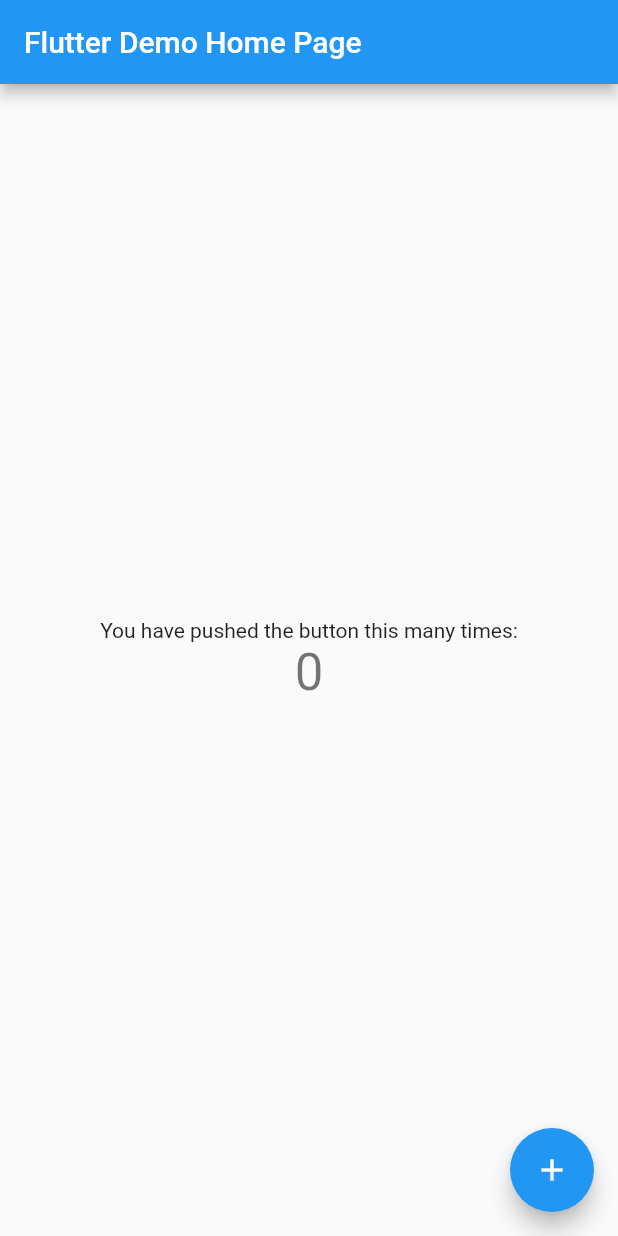
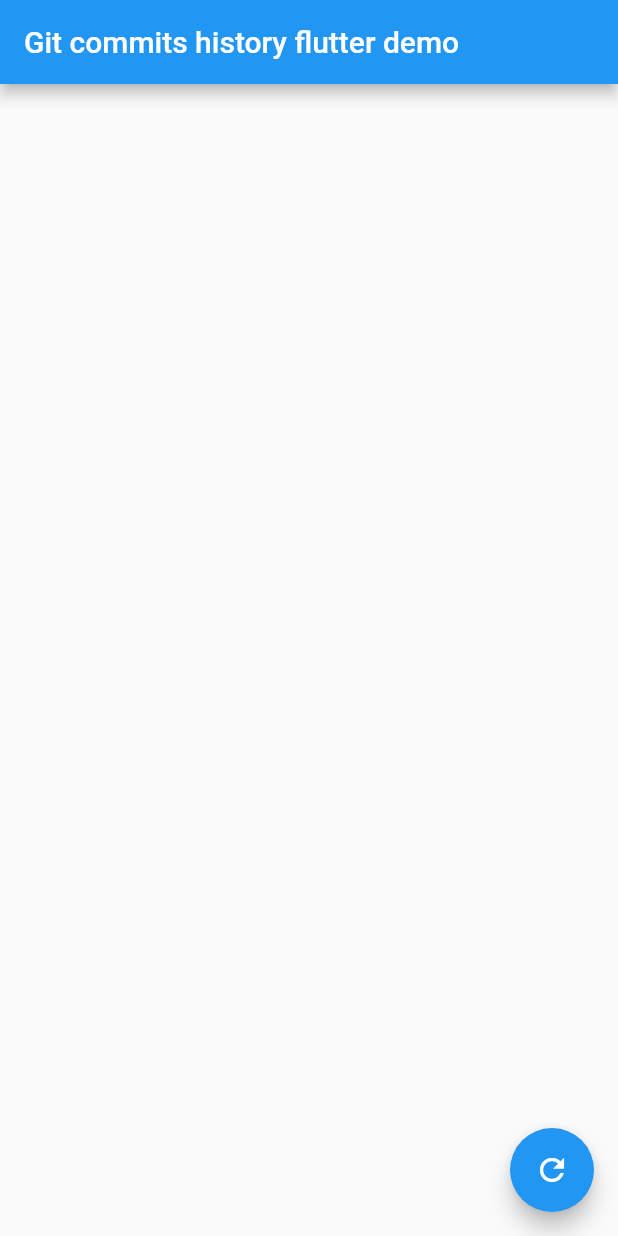
Before and after one commit to paraswattschicmic/GitCommits, a Flutter app: the screen it shows after launch, on a phone screen of 412 x 824 dp. Run offline on Flutter 3.47's test engine with Material 2 defaults, Android fonts, the phone set to English and light mode, and no system bars.

Commit message:
Add commits modal

```diff
--- a/lib/main.dart
+++ b/lib/main.dart
@@ -20,7 +20,7 @@ class MyApp extends StatelessWidget {
         // is not restarted.
         primarySwatch: Colors.blue,
       ),
-      home: MyHomePage(title: 'Flutter Demo Home Page'),
+      home: MyHomePage(title: 'Git commits history flutter demo'),
     );
   }
 }
@@ -46,7 +46,7 @@ class MyHomePage extends StatefulWidget {
 class _MyHomePageState extends State<MyHomePage> {
   int _counter = 0;
 
-  void _incrementCounter() {
+  void _fetchData() {
     setState(() {
       // This call to setState tells the Flutter framework that something has
       // changed in this State, which causes it to rerun the build method below
@@ -66,46 +66,16 @@ class _MyHomePageState extends State<MyHomePage> {
     // fast, so that you can just rebuild anything that needs updating rather
     // than having to individually change instances of widgets.
     return Scaffold(
-      appBar: AppBar(
-        // Here we take the value from the MyHomePage object that was created by
-        // the App.build method, and use it to set our appbar title.
-        title: Text(widget.title),
-      ),
-      body: Center(
-        // Center is a layout widget. It takes a single child and positions it
-        // in the middle of the parent.
-        child: Column(
-          // Column is also a layout widget. It takes a list of children and
-          // arranges them vertically. By default, it sizes itself to fit its
-          // children horizontally, and tries to be as tall as its parent.
-          //
-          // Invoke "debug painting" (press "p" in the console, choose the
-          // "Toggle Debug Paint" action from the Flutter Inspector in Android
-          // Studio, or the "Toggle Debug Paint" command in Visual Studio Code)
-          // to see the wireframe for each widget.
-          //
-          // Column has various properties to control how it sizes itself and
-          // how it positions its children. Here we use mainAxisAlignment to
-          // center the children vertically; the main axis here is the vertical
-          // axis because Columns are vertical (the cross axis would be
-          // horizontal).
-          mainAxisAlignment: MainAxisAlignment.center,
-          children: <Widget>[
-            Text(
-              'You have pushed the button this many times:',
-            ),
-            Text(
-              '$_counter',
-              style: Theme.of(context).textTheme.display1,
-            ),
-          ],
+        appBar: AppBar(
+          // Here we take the value from the MyHomePage object that was created by
+          // the App.build method, and use it to set our appbar title.
+          title: Text(widget.title),
         ),
-      ),
-      floatingActionButton: FloatingActionButton(
-        onPressed: _incrementCounter,
-        tooltip: 'Increment',
-        child: Icon(Icons.add),
-      ), // This trailing comma makes auto-formatting nicer for build methods.
-    );
+        body: Container(),
+        floatingActionButton: new FloatingActionButton(
+          onPressed: _fetchData,
+          tooltip: 'Fetch Data',
+          child: new Icon(Icons.refresh),
+        ));
   }
 }
```
Also changed, not shown: lib/commits_modal.dart (added, +31 -0 lines).
